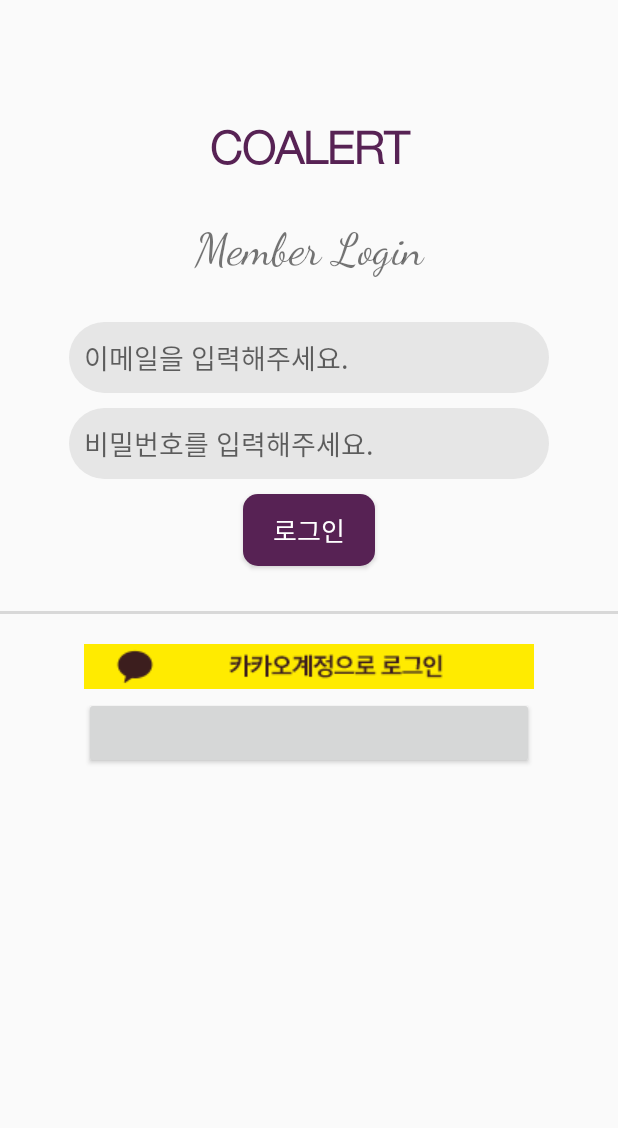
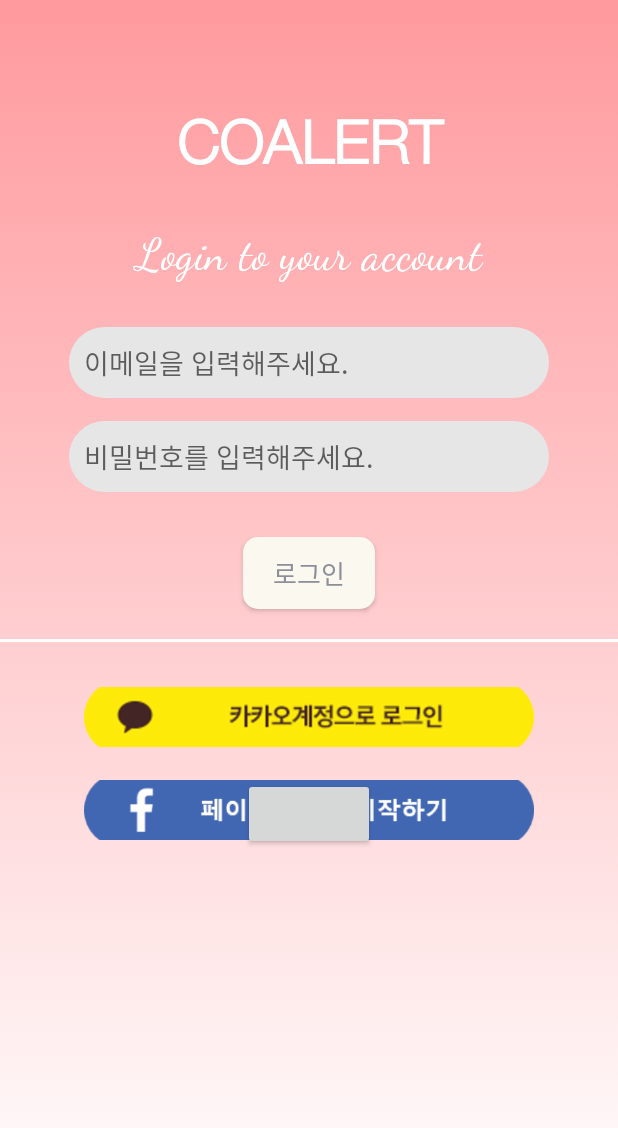
Before and after one commit to dokdokorea/CoAlert_Front, an Android app: the screen it shows after launch (LoginActivity), on a phone screen of 412 x 824 dp. Shown: the top 1128 px of the screen. Run offline under Robolectric (Android 15) with nearby library versions, the phone set to English and light mode, and no system bars; libraries missing offline, so code that uses them is left out: com.facebook.login; plain views replace LoginButton.

Commit message:
redesign login page

```diff
--- a/app/src/main/AndroidManifest.xml
+++ b/app/src/main/AndroidManifest.xml
@@ -45,6 +45,7 @@
                 <category android:name="android.intent.category.LAUNCHER" />
             </intent-filter>
         </activity>
+        <activity android:name=".Activity.AccessAuthorizationActivity"/>
         <activity android:name=".Activity.MainActivity" />
         <activity android:name=".Activity.EmailSignUpActivity">
 
--- a/app/src/main/java/com/example/user/coalert/Activity/LoginActivity.java
+++ b/app/src/main/java/com/example/user/coalert/Activity/LoginActivity.java
@@ -5,14 +5,19 @@
 import android.app.Dialog;
 import android.content.Intent;
 import android.content.pm.PackageManager;
+import android.graphics.drawable.GradientDrawable;
+import android.graphics.drawable.ShapeDrawable;
+import android.graphics.drawable.shapes.OvalShape;
 import android.support.v4.app.ActivityCompat;
 import android.support.v4.content.ContextCompat;
 import android.support.v7.app.AppCompatActivity;
 import android.os.Bundle;
 import android.view.View;
 import android.widget.Button;
+import android.widget.ImageButton;
 
 import com.example.user.coalert.R;
+import com.facebook.login.widget.LoginButton;
 
 public class LoginActivity extends AppCompatActivity {
     Button login_button;
@@ -24,6 +29,7 @@
         login_button = findViewById(R.id.email_login);
         login_button.setOnClickListener(loginClickListener);
         permissonCheck();
+
     }
 
     Button.OnClickListener loginClickListener = new View.OnClickListener() {
--- /dev/null
+++ b/app/src/main/res/drawable/fb_login_button.xml
@@ -0,0 +1,6 @@
+<?xml version="1.0" encoding="utf-8"?>
+<selector xmlns:android="http://schemas.android.com/apk/res/android">
+
+    <item android:state_pressed="false" android:drawable="@drawable/facebook_logo" />
+    <item android:state_pressed="true" android:drawable="@drawable/clicked_facebook_login_button"/>
+</selector>
--- /dev/null
+++ b/app/src/main/res/drawable/gradation_background.xml
@@ -0,0 +1,10 @@
+<?xml version="1.0" encoding="utf-8"?>
+<selector xmlns:android="http://schemas.android.com/apk/res/android">
+    <item>
+        <shape android:shape="rectangle">
+            <gradient android:angle="90"
+                android:endColor="#ff9a9e"
+                android:startColor="#ffffffff" />
+        </shape>
+    </item>
+</selector>
--- a/app/src/main/res/drawable/kakaotalk_button.xml
+++ b/app/src/main/res/drawable/kakaotalk_button.xml
@@ -1,5 +1,7 @@
 <?xml version="1.0" encoding="utf-8"?>
 <selector xmlns:android="http://schemas.android.com/apk/res/android">
-    <item android:state_pressed="false" android:drawable="@drawable/kakao_account_login_btn_medium_wide"/>
-    <item android:state_pressed="true" android:drawable="@drawable/kakao_account_login_btn_medium_wide_ov" />
+    <item android:state_pressed="false" android:drawable="@drawable/kakao_login_button">
+    </item>
+    <item android:state_pressed="true" android:drawable="@drawable/kakao_button_ov" >
+    </item>
 </selector>
--- a/app/src/main/res/drawable/login_button.xml
+++ b/app/src/main/res/drawable/login_button.xml
@@ -3,7 +3,7 @@
 
     <item android:state_pressed="false">
         <shape android:shape="rectangle">
-            <solid android:color="@color/first" />
+            <solid android:color="#FBF8EF" />
             <corners android:radius="10dp" />
         </shape>
     </item>
--- a/app/src/main/res/layout/activity_login.xml
+++ b/app/src/main/res/layout/activity_login.xml
@@ -4,21 +4,22 @@
     xmlns:tools="http://schemas.android.com/tools"
     android:layout_width="match_parent"
     android:layout_height="match_parent"
+    android:background="@drawable/gradation_background"
     android:orientation="vertical"
     tools:context=".Activity.LoginActivity">
 
     <Space
         android:layout_width="match_parent"
-        android:layout_height="80dp" />
+        android:layout_height="70dp" />
 
     <TextView
+        style="@style/logoStyle"
         android:layout_width="match_parent"
         android:layout_height="wrap_content"
-        style="@style/logoStyle"
         android:gravity="center"
         android:text="@string/app_name"
-        android:textColor="@color/first"
-        android:textSize="30sp"
+        android:textColor="@android:color/white"
+        android:textSize="40sp"
         android:textStyle="bold" />
 
     <android.support.v4.widget.Space
@@ -31,7 +32,8 @@
         android:layout_gravity="center"
         android:fontFamily="cursive"
         android:gravity="center"
-        android:text="Member Login"
+        android:text="Login to your account"
+        android:textColor="@android:color/white"
         android:textSize="30sp" />
 
     <android.support.v4.widget.Space
@@ -52,7 +54,7 @@
         android:layout_width="wrap_content"
         android:layout_height="wrap_content"
         android:layout_gravity="center"
-        android:layout_marginTop="10dp"
+        android:layout_marginTop="15dp"
         android:background="@drawable/edit_text_background"
         android:ems="15"
         android:hint="비밀번호를 입력해주세요."
@@ -63,33 +65,48 @@
         android:layout_width="wrap_content"
         android:layout_height="wrap_content"
         android:layout_gravity="center"
-        android:layout_marginTop="10dp"
+        android:layout_marginTop="30dp"
         android:background="@drawable/login_button"
         android:text="@string/email_login_button"
-        android:textColor="@color/whiteBackground"
+        android:textColor="@color/fifth"
         android:textSize="17sp" />
 
     <View
         android:layout_width="match_parent"
         android:layout_height="2dp"
-        android:layout_marginBottom="20dp"
-        android:layout_marginTop="30dp"
-        android:background="@color/divideLine" />
+        android:layout_marginBottom="30dp"
+        android:layout_marginTop="20dp"
+        android:background="@color/whiteBackground" />
 
     <ImageButton
-        android:layout_width="wrap_content"
-        android:layout_height="30dp"
+        android:id="@+id/kakao_login_button"
+        android:layout_width="300dp"
+        android:layout_height="40dp"
         android:layout_gravity="center"
-        android:background="@color/whiteBackground"
-        android:scaleType="center"
-        android:src="@drawable/kakaotalk_button" />
+        android:layout_marginBottom="10dp"
+        android:src="@drawable/kakaotalk_button"
+        android:background="#00ffffff"
+        android:scaleType="centerCrop" />
+
+    <FrameLayout
+        android:layout_width="match_parent"
+        android:layout_height="wrap_content"
+        android:layout_marginTop="5dp">
 
     <com.facebook.login.widget.LoginButton
-        android:id="@+id/login_button"
-        android:layout_width="300dp"
+        android:id="@+id/fb_login_button"
+        android:layout_width="wrap_content"
         android:layout_height="wrap_content"
         android:layout_gravity="center_horizontal"
         android:layout_marginTop="5dp"
-        android:textSize="16sp" />
+        android:textSize="18sp"
+        />
 
+        <ImageView
+            android:layout_width="300dp"
+            android:layout_height="40dp"
+            android:src="@drawable/fb_login_button"
+            android:scaleType="centerCrop"
+            android:layout_gravity="center"/>
+    </FrameLayout>
 </LinearLayout>
--- a/app/src/main/res/values/strings.xml
+++ b/app/src/main/res/values/strings.xml
@@ -1,7 +1,7 @@
 <resources>
     <string name="app_name">COALERT</string>
-    <string name="facebook_app_id">[APP_ID]</string>
-    <string name="fb_login_protocol_scheme">fb[APP_ID]</string>
+    <string name="facebook_app_id">2201785156731455</string>
+    <string name="fb_login_protocol_scheme">fb2201785156731455</string>
     <string name="confirm_button">확인</string>
 
     <string name="email_login_button">로그인</string>
```
Also changed, not shown: app/src/main/res/drawable/clicked_facebook_login_button.png (added), app/src/main/res/drawable/facebook_logo.png (added), app/src/main/res/drawable/kakao_account_login_btn_medium_wide.png (deleted), app/src/main/res/drawable/kakao_account_login_btn_medium_wide_ov.png (deleted), app/src/main/res/drawable/kakao_button_ov.png (added), app/src/main/res/drawable/kakao_login_button.png (added).
